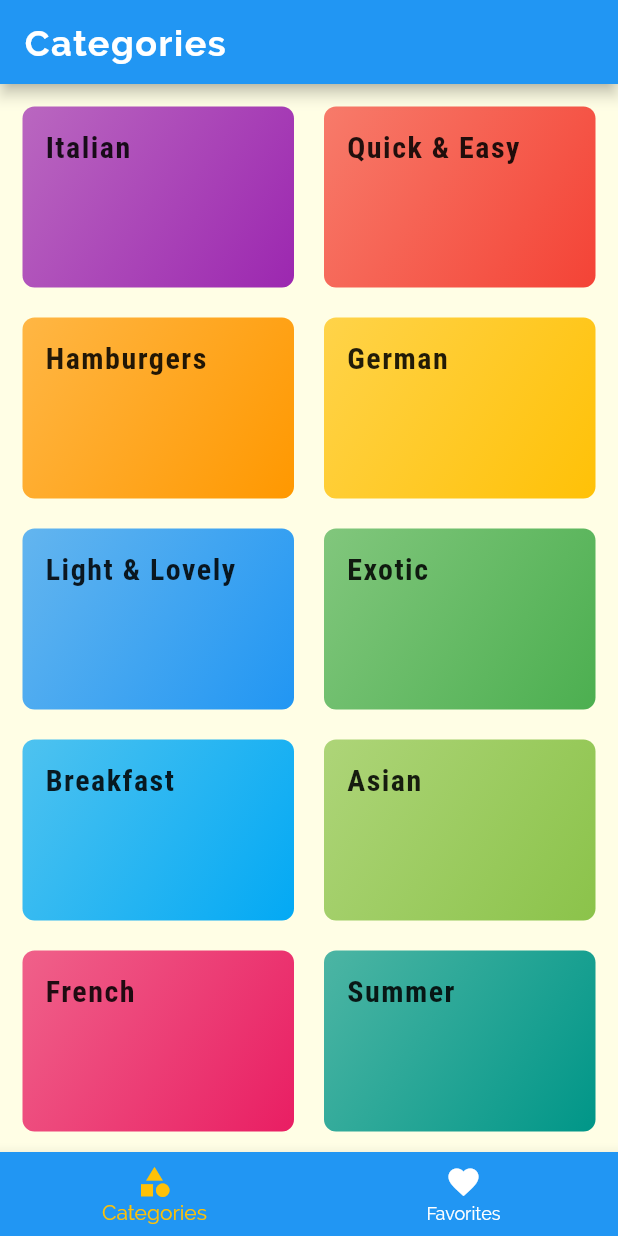
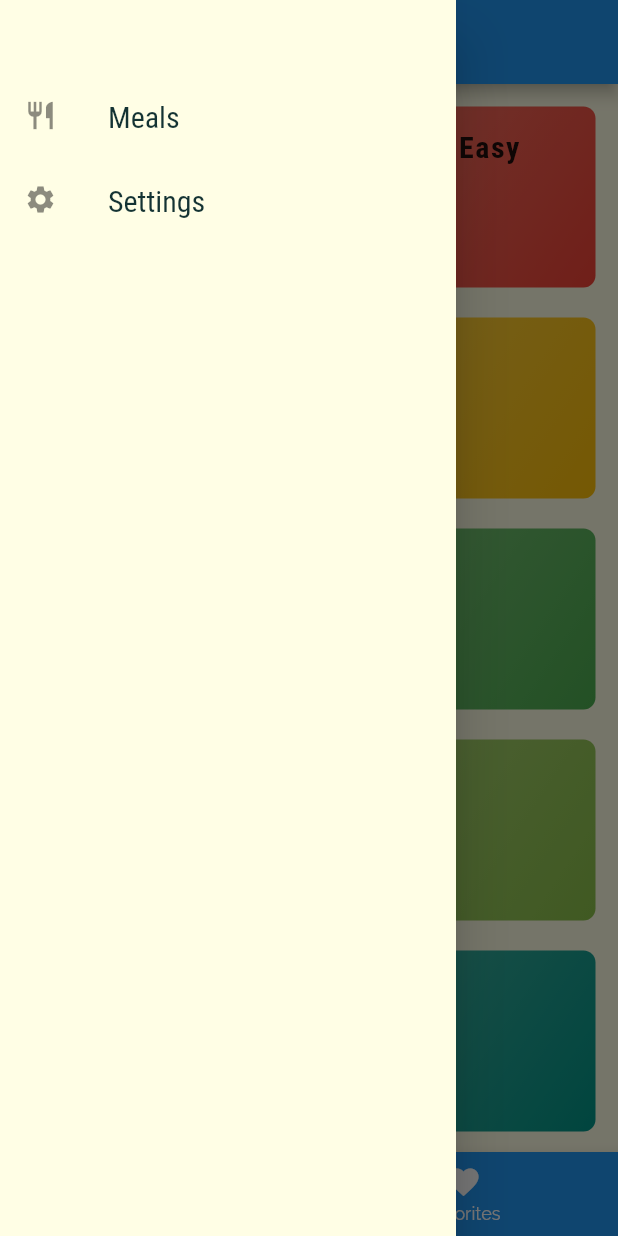
Before and after one commit to zerosand1s/meals, a Flutter app: the screen it shows after launch, with the side drawer open (before the commit the screen has no drawer), on a phone screen of 412 x 824 dp. Run offline on Flutter 3.47's test engine with Material 2 defaults, Android fonts, the phone set to English and light mode, and no system bars.

Commit message:
add drawer screen

```diff
--- a/lib/main.dart
+++ b/lib/main.dart
@@ -1,9 +1,9 @@
 import 'package:flutter/material.dart';
 
-import './screens/categories_screen.dart';
 import './screens/category_meals_screen.dart';
 import './screens/meal_detail_screen.dart';
 import './screens/bottom_tabs_screen.dart';
+import './screens/settings_screen.dart';
 
 void main() {
   runApp(MyApp());
@@ -39,7 +39,8 @@ class MyApp extends StatelessWidget {
       routes: {
         '/': (context) => BottomTabsScreen(),
         CategoryMealsScreen.routeName: (context) => CategoryMealsScreen(),
-        MealDetailScreen.routeName: (context) => MealDetailScreen()
+        MealDetailScreen.routeName: (context) => MealDetailScreen(),
+        SettingsScreen.routeName: (context) => SettingsScreen()
       },
     );
   }
--- a/lib/screens/bottom_tabs_screen.dart
+++ b/lib/screens/bottom_tabs_screen.dart
@@ -2,6 +2,8 @@ import 'package:flutter/material.dart';
 
 import './categories_screen.dart';
 import './favorites_screen.dart';
+
+import '../widgets/main_drawer.dart';
 
 class BottomTabsScreen extends StatefulWidget {
   @override
@@ -41,6 +43,7 @@ class _BottomTabsScreenState extends State<BottomTabsScreen> {
           ),
         ),
       ),
+      drawer: MainDrawer(),
       body: _screens[_selectedScreenIndex]['screen'],
       bottomNavigationBar: BottomNavigationBar(
         backgroundColor: Theme.of(context).primaryColor,
--- /dev/null
+++ b/lib/screens/settings_screen.dart
@@ -0,0 +1,20 @@
+import 'package:flutter/material.dart';
+
+import '../widgets/main_drawer.dart';
+
+class SettingsScreen extends StatelessWidget {
+  static const routeName = '/settings';
+
+  @override
+  Widget build(BuildContext context) {
+    return Scaffold(
+      appBar: AppBar(
+        title: Text('Settings'),
+      ),
+      drawer: MainDrawer(),
+      body: Center(
+        child: Text('SETTINGS...'),
+      ),
+    );
+  }
+}
--- /dev/null
+++ b/lib/widgets/main_drawer.dart
@@ -0,0 +1,62 @@
+import 'package:flutter/material.dart';
+
+class MainDrawer extends StatelessWidget {
+  Widget buildListTitle(String title, IconData icon, Function tapHandler) {
+    return ListTile(
+      leading: Icon(
+        icon,
+        size: 22,
+      ),
+      title: Text(
+        title,
+        style: TextStyle(
+          fontFamily: 'RobotoCondensed',
+          fontSize: 20,
+        ),
+      ),
+      onTap: tapHandler,
+    );
+  }
+
+  @override
+  Widget build(BuildContext context) {
+    return Drawer(
+      child: Column(
+        children: <Widget>[
+          // Container(
+          //   width: double.infinity,
+          //   height: 100,
+          //   padding: EdgeInsets.all(20),
+          //   alignment: Alignment.centerLeft,
+          //   color: Theme.of(context).accentColor,
+          //   child: Text(
+          //     'Select',
+          //     style: TextStyle(
+          //       fontSize: 30,
+          //       fontWeight: FontWeight.w900,
+          //       color: Theme.of(context).primaryColor,
+          //     ),
+          //   ),
+          // ),
+          SizedBox(
+            height: 50,
+          ),
+          buildListTitle(
+            'Meals',
+            Icons.restaurant,
+            () {
+              Navigator.of(context).pushReplacementNamed('/');
+            },
+          ),
+          buildListTitle(
+            'Settings',
+            Icons.settings,
+            () {
+              Navigator.of(context).pushReplacementNamed('/settings');
+            },
+          ),
+        ],
+      ),
+    );
+  }
+}
```
